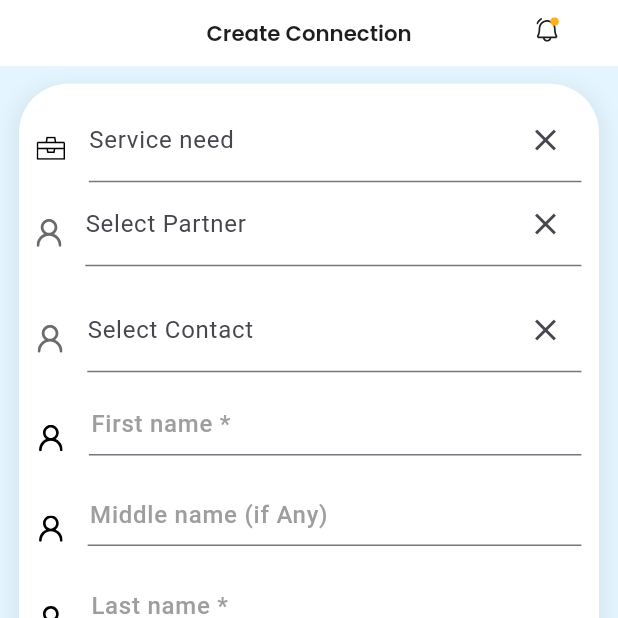
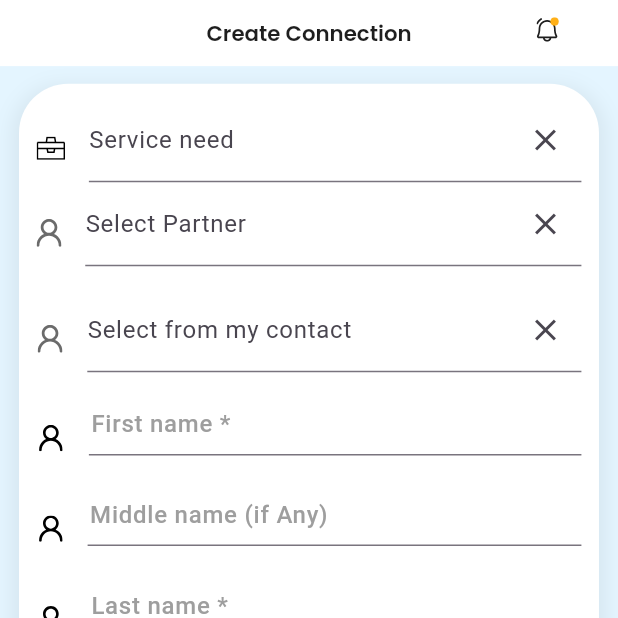
Before and after one commit to chandrshekhar/4EverConnection, a Flutter app: the CreateConnectionScreen screen opened directly, on a phone screen of 412 x 824 dp, the top half of it. Run offline on Flutter 3.47's test engine with Material 3 defaults, Android fonts, the phone set to English and light mode, and no system bars; drawn by our look-alikes of flutter_typeahead; our stand-ins replace awesome_dialog, cached_network_image, dio, easy_debounce, file_picker, flutter_contacts and 16 more; missing offline and left inert: flutter_cached_pdfview, horizontal_data_table; accounts and stored records are empty; network calls fail; statements that could not run were skipped.

Commit message:
FrontEnd Issue Fixed

```diff
--- a/lib/Feature/Connection/Controller/connection_controller.dart
+++ b/lib/Feature/Connection/Controller/connection_controller.dart
@@ -43,6 +43,7 @@ class ConnectionController extends GetxController {
       };
       isContactUploding(true);
       var res = await _connectionRepo.uplodConnection(reqModel: reqModel);
+      print("connection-->$res");
       ToastWidget.successToast(success: res['message']);
       isContactUploding(false);
 
@@ -54,6 +55,7 @@ class ConnectionController extends GetxController {
           context,
           MaterialPageRoute(builder: (_) => const CreateConnectionScreen()),
           (route) => false);
+      getConnection();
     } catch (e) {
       // ToastWidget.errorToast(error: e.toString());
       isContactUploding(false);
--- a/lib/Feature/Connection/Presentation/create_connection.dart
+++ b/lib/Feature/Connection/Presentation/create_connection.dart
@@ -208,7 +208,7 @@ class _CreateConnectionScreenState extends State<CreateConnectionScreen> {
                                 connectionController.setContactId(-1);
                               },
                               fromWhere: "contact",
-                              lableName: "Select Contact",
+                              lableName: "Select from my contact",
                               list: contactControllers.contactModelList,
                               controller:
                                   connectionController.contactController.value,
@@ -221,7 +221,6 @@ class _CreateConnectionScreenState extends State<CreateConnectionScreen> {
                                     .toList();
                               },
                               onSuggestionSelected: (suggestion) async {
-                                print("PANDEY");
                                 connectionController
                                     .setContactId(suggestion.id);
                                 connectionController
@@ -669,7 +668,7 @@ class _CreateConnectionScreenState extends State<CreateConnectionScreen> {
                                       },
                                 text: "Create Connection",
                                 buttonStyle: ButtonStyle(
-                                    backgroundColor: MaterialStatePropertyAll(
+                                    backgroundColor: WidgetStatePropertyAll(
                                         validationController.isButtonStateChange
                                                     .value ==
                                                 false
@@ -692,10 +691,11 @@ class _CreateConnectionScreenState extends State<CreateConnectionScreen> {
                                 onTap: () {
                                   connectionController
                                       .userContactConnect(context);
+
                                 },
                                 text: "Create Connection",
                                 buttonStyle: const ButtonStyle(
-                                    backgroundColor: MaterialStatePropertyAll(
+                                    backgroundColor: WidgetStatePropertyAll(
                                         AppColors.buttonColor)),
                                 margin: EdgeInsets.only(
                                     left: 24.w, right: 24.w, bottom: 22.h),
--- a/lib/Feature/My Profile/Controller/protection_controller.dart
+++ b/lib/Feature/My Profile/Controller/protection_controller.dart
@@ -1,5 +1,4 @@
 import 'dart:io';
-
 import 'package:dio/dio.dart';
 import 'package:flutter/material.dart';
 import 'package:forever_connection/Feature/My%20Profile/Models/protection_profile.dart';
--- a/lib/core/utils/toast_widget.dart
+++ b/lib/core/utils/toast_widget.dart
@@ -4,15 +4,17 @@ import 'package:fluttertoast/fluttertoast.dart';
 class ToastWidget {
   static errorToast({required String error}) {
     return Fluttertoast.showToast(
+        toastLength: Toast.LENGTH_LONG,
         msg: error,
         gravity: ToastGravity.BOTTOM,
         backgroundColor: Colors.red,
         textColor: Colors.white);
   }
 
-   static successToast({required String success}) {
+  static successToast({required String success}) {
     return Fluttertoast.showToast(
         msg: success,
+        toastLength: Toast.LENGTH_LONG,
         gravity: ToastGravity.BOTTOM,
         backgroundColor: Colors.green,
         textColor: Colors.white);
--- a/lib/widgets/custom_text_form_field.dart
+++ b/lib/widgets/custom_text_form_field.dart
@@ -108,6 +108,7 @@ class CustomTextFormField extends StatelessWidget {
           focusNode: focusNode,
           inputFormatters: inputFormatters,
           textCapitalization: TextCapitalization.sentences,
+
           maxLength: maxLength,
           readOnly: readOnly,
           controller: controller,
```
Also changed, not shown: lib/Feature/Contact/Presentation/add_contact.dart (+8 -3 lines), lib/Feature/Request Service/Controller/reqiest_service_controller.dart (+12 -0 lines), lib/Feature/Request Service/request_service_one_screen.dart (+7 -14 lines), 4 other files.
